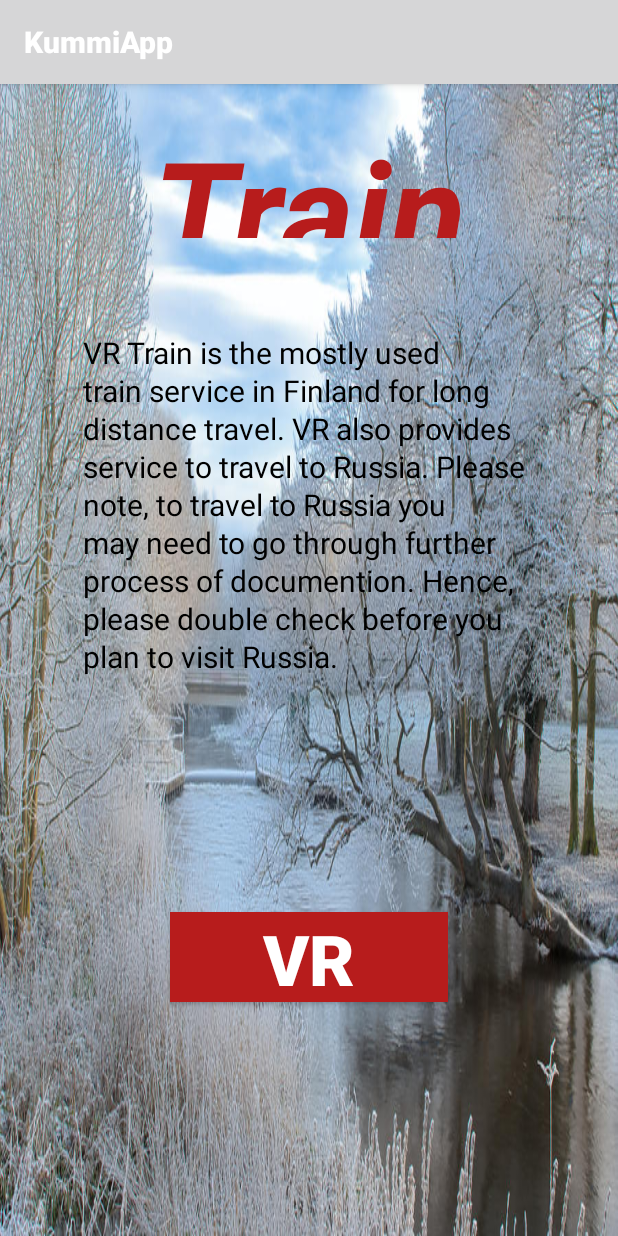
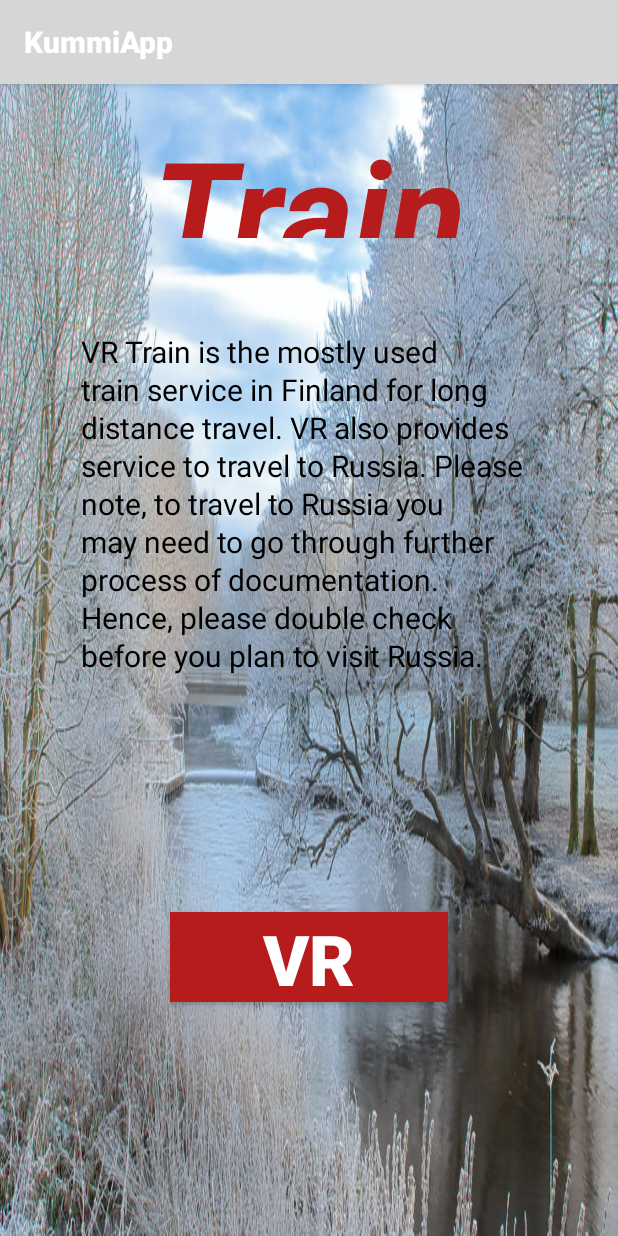
Before and after one commit to FadyTawfeek/Kummi, an Android app: the TrainActivity screen opened directly, with no data from a screen before it, on a phone screen of 412 x 824 dp. Run offline under Robolectric (Android 15) with nearby library versions, the phone set to English and light mode, and no system bars.

Commit message:
Everything is completed.

```diff
--- a/app/src/main/AndroidManifest.xml
+++ b/app/src/main/AndroidManifest.xml
@@ -13,7 +13,6 @@
         <activity android:name=".KsupermarketActivity"></activity>
         <activity android:name=".LidlActivity" />
         <activity android:name=".TokmanniActivity" />
-        <activity android:name=".SearchActivity" />
         <activity android:name=".TrainActivity" />
         <activity android:name=".IntercityBusActivity" />
         <activity android:name=".LocalBusActivity" />
@@ -25,16 +24,12 @@
         <activity android:name=".SocialSecurityActivity" />
         <activity android:name=".TaxcardActivity" />
         <activity android:name=".AdministrativeServicesActivity" />
-        <activity android:name=".BanksActivity" />
-        <activity android:name=".NordeaActivity" />
         <activity android:name=".BankingActivity" />
-        <activity android:name=".Banking" />
         <activity android:name=".FinanceActivity" />
         <activity android:name=".BikesActivity" />
         <activity android:name=".AppliancesActivity" />
         <activity android:name=".ClothesActivity" />
         <activity android:name=".ShoppingOthersActivity" />
-        <activity android:name=".GroceriesOthersActivity" />
         <activity android:name=".Shopping2Activity" />
         <activity android:name=".PrismaWebpageActivity" />
         <activity android:name=".PrismaMapsActivity" />
@@ -42,7 +37,6 @@
             <tools:validation testUrl="https://www.prisma.fi/fi/prisma" />
         </activity>
         <activity android:name=".GroceriesActivity" />
-        <activity android:name=".ShoppingActivity" />
         <activity android:name=".DashboardActivity" /> <!-- <activity android:name=".activity_dashboard" /> -->
         <activity android:name=".MainActivity">
             <intent-filter>
--- a/app/src/main/res/layout/activity_bikes.xml
+++ b/app/src/main/res/layout/activity_bikes.xml
@@ -34,7 +34,7 @@
             android:layout_width="292dp"
             android:layout_height="214dp"
             android:lineSpacingExtra="2sp"
-            android:text="Our advise would be to become a memeber of Oulu Bike Sale facebook page in order find good quality bike in cheap price. If you are interested to buy new bike, there are number of shops and easy to find them."
+            android:text="Our advise would be to become a member of Oulu Bike Sale facebook page in order find good quality bike in cheap price. If you are interested to buy new bike, there are number of shops and easy to find them."
             android:textAlignment="viewStart"
             android:textAllCaps="false"
             android:textColor="#000000"
--- a/app/src/main/res/layout/activity_train.xml
+++ b/app/src/main/res/layout/activity_train.xml
@@ -46,10 +46,10 @@
 
         <TextView
             android:id="@+id/textView2"
-            android:layout_width="300dp"
-            android:layout_height="252dp"
+            android:layout_width="303dp"
+            android:layout_height="256dp"
             android:lineSpacingExtra="2sp"
-            android:text="VR Train is the mostly used train service in Finland for long distance travel. VR also provides service to travel to Russia. Please note, to travel to Russia you may need to go through further process of documention. Hence, please double check before you plan to visit Russia. "
+            android:text="VR Train is the mostly used train service in Finland for long distance travel. VR also provides service to travel to Russia. Please note, to travel to Russia you may need to go through further process of documentation. Hence, please double check before you plan to visit Russia. "
             android:textAlignment="viewStart"
             android:textAllCaps="false"
             android:textColor="#000000"
```
Also changed, not shown: 1 other file.
